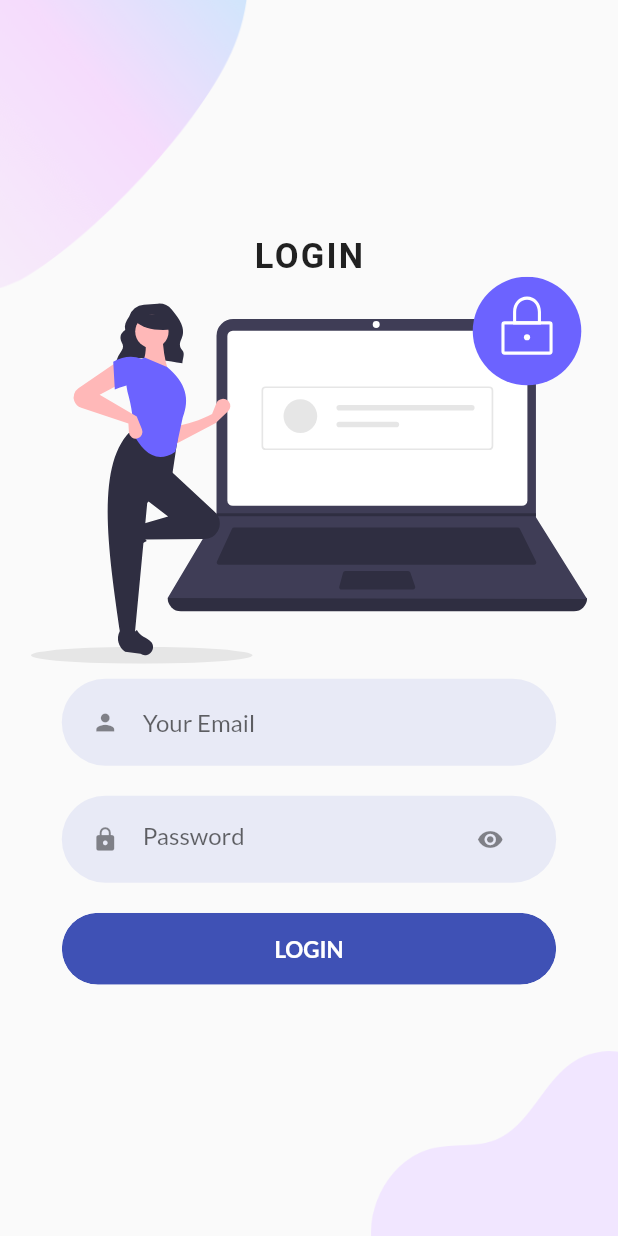
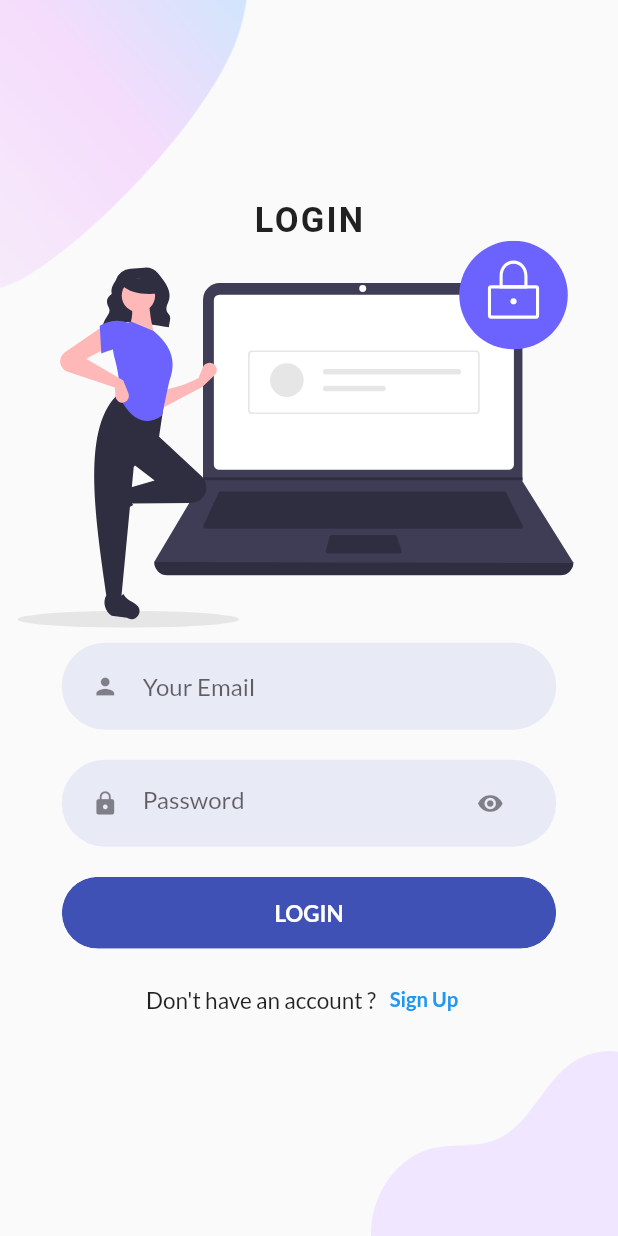
Before and after one commit to Dinesh31946/Budget_App, a Flutter app: the screen it shows after launch, after a tap on "LOGIN", on a phone screen of 412 x 824 dp. Run offline on Flutter 3.47's test engine with Material 2 defaults, Android fonts, the phone set to English and light mode, and no system bars; our stand-ins replace flutter_svg, google_fonts, sqflite; accounts and stored records are empty.

Commit message:
Login page created and database created

```diff
--- a/lib/main.dart
+++ b/lib/main.dart
@@ -1,3 +1,7 @@
+import 'package:budget_app/pages/Home/home_page.dart';
+import 'package:budget_app/pages/Login/login_page.dart';
+import 'package:budget_app/pages/SignUp/sign_up_page.dart';
+import 'package:budget_app/utils/routes.dart';
 import 'package:flutter/material.dart';
 import 'package:google_fonts/google_fonts.dart';
 import 'pages/welcome/welcome.dart';
@@ -18,6 +22,9 @@ class MyApp extends StatelessWidget {
       ),
       routes: {
         "/": (context) => WelcomePage(),
+        MyRoutes.loginRoute: (context) => LoginPage(),
+        MyRoutes.signUpRoute: (context) => SignUpPage(),
+        MyRoutes.homeRoute: (context) => HomePage(),
       },
     );
   }
--- /dev/null
+++ b/lib/pages/Login/component/already_have_account_text.dart
@@ -0,0 +1,43 @@
+import 'package:budget_app/pages/SignUp/sign_up_page.dart';
+import 'package:flutter/material.dart';
+
+class AlreadyHaveAnAccountCheck extends StatelessWidget {
+  const AlreadyHaveAnAccountCheck({
+    Key? key,
+  }) : super(key: key);
+
+  @override
+  Widget build(BuildContext context) {
+    return Row(
+      mainAxisAlignment: MainAxisAlignment.center,
+      children: [
+        Text(
+          "Don't have an account ?",
+          style: TextStyle(
+            fontSize: 15,
+          ),
+        ),
+        TextButton(
+          onPressed: () {
+            Navigator.push(
+              context,
+              MaterialPageRoute(
+                builder: (context) {
+                  return SignUpPage();
+                },
+              ),
+            );
+          },
+          child: Text(
+            "Sign Up",
+            style: TextStyle(
+              fontSize: 13.5,
+              fontWeight: FontWeight.bold,
+              color: Colors.indigo[250],
+            ),
+          ),
+        )
+      ],
+    );
+  }
+}
--- a/lib/pages/Login/component/body.dart
+++ b/lib/pages/Login/component/body.dart
@@ -1,20 +1,31 @@
+import 'package:budget_app/pages/Login/component/already_have_account_text.dart';
 import 'package:budget_app/pages/Login/component/background.dart';
 import 'package:budget_app/pages/Login/component/rounded_button.dart';
 import 'package:budget_app/pages/Login/component/rounded_input_field.dart';
 import 'package:budget_app/pages/Login/component/rounded_password_field.dart';
+import 'package:budget_app/utils/routes.dart';
 import 'package:flutter/material.dart';
 import 'package:flutter_svg/flutter_svg.dart';
 import 'package:google_fonts/google_fonts.dart';
 
-class Body extends StatelessWidget {
-  const Body({
-    Key? key,
-  }) : super(key: key);
+class Body extends StatefulWidget {
+  @override
+  _BodyState createState() => _BodyState();
+}
+
+class _BodyState extends State<Body> {
+  final _formKey = GlobalKey<FormState>();
+
+  TextEditingController email = TextEditingController();
+
+  TextEditingController password = TextEditingController();
 
   @override
   Widget build(BuildContext context) {
     Size size = MediaQuery.of(context).size;
     return Background(
+      child: SingleChildScrollView(
+        child: SafeArea(
           child: Column(
             mainAxisAlignment: MainAxisAlignment.center,
             children: [
@@ -27,28 +38,43 @@ class Body extends StatelessWidget {
                   fontFamily: GoogleFonts.aBeeZee().fontFamily,
                 ),
               ),
-          SvgPicture.asset(
+              Padding(
+                padding: const EdgeInsets.only(right: 18),
+                child: SvgPicture.asset(
                   "assets/images/login_page.svg",
                   width: size.width * 0.9,
                 ),
+              ),
               Form(
+                key: _formKey,
                 child: Column(
                   children: [
                     RoundedInputFields(
+                      controller: email,
                       hintText: 'Your Email',
                       onChanged: (value) {},
                     ),
                     RoundedPasswordField(
+                      controller: password,
                       onChanged: (value) {},
                     ),
                     RoundedButton(
                       text: "LOGIN",
-                )
+                      press: () async {
+                        if (_formKey.currentState!.validate()) {
+                          await Navigator.pushReplacementNamed(
+                              context, MyRoutes.homeRoute);
+                        }
+                      },
+                    ),
+                    AlreadyHaveAnAccountCheck(),
                   ],
                 ),
               )
             ],
           ),
+        ),
+      ),
     );
   }
 }
--- a/lib/pages/Login/component/rounded_button.dart
+++ b/lib/pages/Login/component/rounded_button.dart
@@ -2,9 +2,11 @@ import 'package:flutter/material.dart';
 
 class RoundedButton extends StatelessWidget {
   final String text;
+  final VoidCallback press;
   const RoundedButton({
     Key? key,
     required this.text,
+    required this.press,
   }) : super(key: key);
 
   @override
@@ -21,7 +23,7 @@ class RoundedButton extends StatelessWidget {
             style: TextButton.styleFrom(
                 backgroundColor: Colors.indigo,
                 padding: EdgeInsets.symmetric(vertical: 15, horizontal: 100)),
-            onPressed: () {},
+            onPressed: press,
             child: Text(
               text,
               style: TextStyle(
--- a/lib/pages/Login/component/rounded_input_field.dart
+++ b/lib/pages/Login/component/rounded_input_field.dart
@@ -1,21 +1,25 @@
+import 'package:flutter/material.dart';
+
 import 'package:budget_app/pages/Login/component/text_field_container.dart';
-import 'package:flutter/material.dart';
 
 class RoundedInputFields extends StatelessWidget {
   final String hintText;
   final IconData icon;
   final ValueChanged<String> onChanged;
+  final TextEditingController controller;
   const RoundedInputFields({
     Key? key,
     required this.hintText,
     this.icon = Icons.person,
     required this.onChanged,
+    required this.controller,
   }) : super(key: key);
 
   @override
   Widget build(BuildContext context) {
     return TextFieldContainer(
-      child: TextField(
+      child: TextFormField(
+        controller: controller,
         onChanged: onChanged,
         decoration: InputDecoration(
           icon: Icon(
@@ -26,6 +30,14 @@ class RoundedInputFields extends StatelessWidget {
           hintText: hintText,
           border: InputBorder.none,
         ),
+        validator: (value) {
+          if (value != null && value.isEmpty) {
+            return "username can not be empty";
+          }
+          if (value != 'admin@gmail.com') {
+            return "Please enter correct email";
+          }
+        },
       ),
     );
   }
--- a/lib/pages/Login/component/rounded_password_field.dart
+++ b/lib/pages/Login/component/rounded_password_field.dart
@@ -1,17 +1,21 @@
+import 'package:flutter/material.dart';
+
 import 'package:budget_app/pages/Login/component/text_field_container.dart';
-import 'package:flutter/material.dart';
 
 class RoundedPasswordField extends StatelessWidget {
   final ValueChanged<String> onChanged;
+  final TextEditingController controller;
   const RoundedPasswordField({
     Key? key,
     required this.onChanged,
+    required this.controller,
   }) : super(key: key);
 
   @override
   Widget build(BuildContext context) {
     return TextFieldContainer(
-      child: TextField(
+      child: TextFormField(
+        controller: controller,
         obscureText: true,
         onChanged: onChanged,
         decoration: InputDecoration(
@@ -28,6 +32,14 @@ class RoundedPasswordField extends StatelessWidget {
           ),
           border: InputBorder.none,
         ),
+        validator: (value) {
+          if (value != null && value.isEmpty) {
+            return "Password can't be empty";
+          }
+          if (value != 'admin') {
+            return "Please enter correct password";
+          }
+        },
       ),
     );
   }
--- /dev/null
+++ b/lib/pages/SignUp/components/background.dart
@@ -0,0 +1,38 @@
+import 'package:flutter/material.dart';
+
+class Background extends StatelessWidget {
+  final Widget child;
+  const Background({
+    Key? key,
+    required this.child,
+  }) : super(key: key);
+
+  @override
+  Widget build(BuildContext context) {
+    Size size = MediaQuery.of(context).size;
+    return Container(
+      height: size.height,
+      width: double.infinity,
+      child: Stack(
+        alignment: Alignment.center,
+        children: [
+          Positioned(
+            top: 0,
+            left: 0,
+            child: Image.asset(
+              "assets/images/signup_top.png",
+              width: size.width * 0.35,
+            ),
+          ),
+          Positioned(
+            bottom: 0,
+            left: 0,
+            child: Image.asset("assets/images/main_bottom.png",
+                width: size.width * 0.3),
+          ),
+          child,
+        ],
+      ),
+    );
+  }
+}
--- /dev/null
+++ b/lib/utils/routes.dart
@@ -0,0 +1,5 @@
+class MyRoutes {
+  static String loginRoute = "/login";
+  static String signUpRoute = "/signUp";
+  static String homeRoute = "/home";
+}
--- a/pubspec.yaml
+++ b/pubspec.yaml
@@ -30,6 +30,9 @@ dependencies:
   cupertino_icons: ^1.0.2
   google_fonts: ^2.1.0
   flutter_svg: ^0.22.0
+  sqflite: ^2.0.0+3
+  path: ^1.8.0
+  path_provider: ^2.0.2
 
 dev_dependencies:
   flutter_test:
```
Also changed, not shown: lib/Database/databaseHelper.dart (added, +64 -0 lines), lib/model/categoryModel.dart (added, +24 -0 lines), lib/pages/Home/home_page.dart (added, +21 -0 lines), lib/pages/SignUp/components/body.dart (added, +34 -0 lines), lib/pages/SignUp/sign_up_page.dart (added, +11 -0 lines), lib/pages/welcome/component/body.dart (+9 -1 lines), lib/widgets/drawer.dart (added, +37 -0 lines), assets/images/signup.svg (added), assets/images/signup_top.png (added), pubspec.lock. Lines whose indentation alone changed are shown as unchanged.
